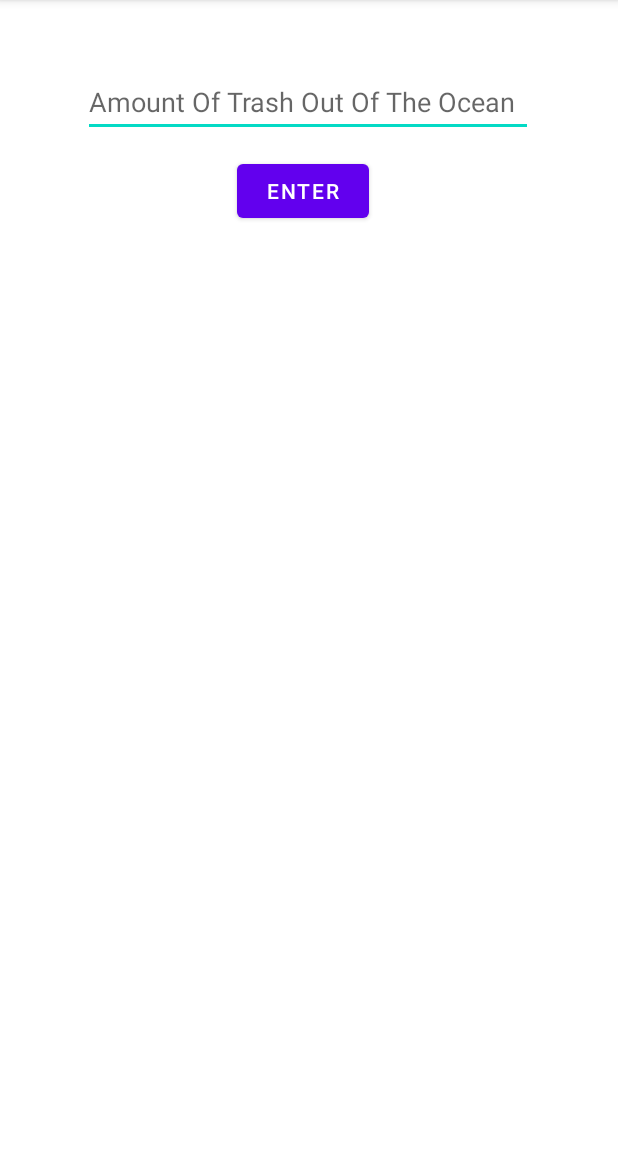
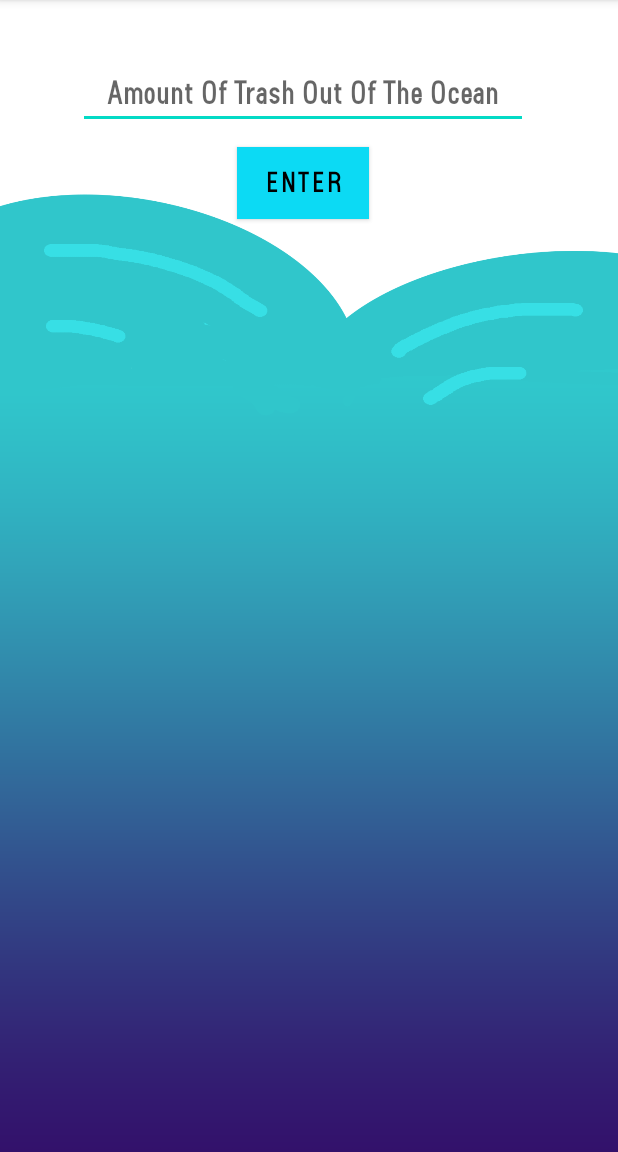
Before and after one commit to ehaque003/oceanenviromentimpact, an Android app: the impactpage screen opened directly, with no data from a screen before it, on a phone screen of 412 x 824 dp, the part 84-1236 px from its top. Run offline under Robolectric (Android 15) with nearby library versions, the phone set to English and light mode, and no system bars.

Commit message:
ui changes to impact change

```diff
--- a/app/src/main/res/layout/activity_impactpage.xml
+++ b/app/src/main/res/layout/activity_impactpage.xml
@@ -6,17 +6,33 @@
     android:layout_height="match_parent"
     tools:context=".impactpage">
 
+    <ImageView
+        android:id="@+id/imageView3"
+        android:layout_width="406dp"
+        android:layout_height="730dp"
+        android:scaleX="1.18"
+        app:layout_constraintBottom_toBottomOf="parent"
+        app:layout_constraintEnd_toEndOf="parent"
+        app:layout_constraintHorizontal_bias="0.4"
+        app:layout_constraintStart_toStartOf="parent"
+        app:layout_constraintTop_toTopOf="parent"
+        app:layout_constraintVertical_bias="1.0"
+        app:srcCompat="@drawable/background" />
+
     <EditText
         android:id="@+id/poundsoftrashoutoftheocean"
         android:layout_width="300dp"
         android:layout_height="46dp"
-        android:layout_marginStart="55dp"
-        android:layout_marginLeft="55dp"
-        android:layout_marginTop="45dp"
+        android:layout_marginStart="52dp"
+        android:layout_marginLeft="52dp"
+        android:layout_marginTop="40dp"
         android:ems="10"
+        android:fontFamily="@font/sanlususbold"
         android:foregroundGravity="center_vertical"
+        android:gravity="center"
         android:hint="Amount Of Trash Out Of The Ocean"
         android:inputType="textPersonName"
+        android:textSize="23sp"
         android:visibility="visible"
         app:layout_constraintStart_toStartOf="parent"
         app:layout_constraintTop_toTopOf="parent" />
@@ -28,7 +44,9 @@
         android:layout_marginStart="16dp"
         android:layout_marginLeft="16dp"
         android:layout_marginTop="93dp"
+        android:fontFamily="@font/sanlususbold"
         android:text="How much marine wildlife have you saved:"
+        android:textSize="20sp"
         android:visibility="invisible"
         app:layout_constraintStart_toStartOf="parent"
         app:layout_constraintTop_toBottomOf="@+id/enter" />
@@ -40,8 +58,13 @@
         android:layout_marginStart="158dp"
         android:layout_marginLeft="158dp"
         android:layout_marginTop="12dp"
+        android:background="#0CDAF4"
+        android:fontFamily="@font/sanlususbold"
         android:text="Enter"
+        android:textColor="#000000"
+        android:textSize="20sp"
         android:visibility="visible"
+        app:backgroundTint="#0CDAF4"
         app:layout_constraintStart_toStartOf="parent"
         app:layout_constraintTop_toBottomOf="@+id/poundsoftrashoutoftheocean" />
 
@@ -52,7 +75,9 @@
         android:layout_marginStart="42dp"
         android:layout_marginLeft="42dp"
         android:layout_marginTop="153dp"
+        android:fontFamily="@font/sanlususbold"
         android:text="0"
+        android:textSize="20sp"
         android:visibility="invisible"
         app:layout_constraintStart_toEndOf="@+id/textView3"
         app:layout_constraintTop_toBottomOf="@+id/poundsoftrashoutoftheocean" />
@@ -64,7 +89,9 @@
         android:layout_marginStart="42dp"
         android:layout_marginLeft="42dp"
         android:layout_marginTop="35dp"
+        android:fontFamily="@font/sanlususbold"
         android:text="0"
+        android:textSize="20sp"
         android:visibility="invisible"
         app:layout_constraintStart_toEndOf="@+id/textView5"
         app:layout_constraintTop_toBottomOf="@+id/marinewildlifesavecount" />
@@ -76,7 +103,9 @@
         android:layout_marginStart="42dp"
         android:layout_marginLeft="42dp"
         android:layout_marginTop="29dp"
+        android:fontFamily="@font/sanlususbold"
         android:text="0"
+        android:textSize="20sp"
         android:visibility="invisible"
         app:layout_constraintStart_toEndOf="@+id/textView7"
         app:layout_constraintTop_toBottomOf="@+id/oceansavedsize" />
@@ -88,7 +117,9 @@
         android:layout_marginStart="55dp"
         android:layout_marginLeft="55dp"
         android:layout_marginTop="29dp"
+        android:fontFamily="@font/sanlususbold"
         android:text="How many humans have you saved: "
+        android:textSize="20sp"
         android:visibility="invisible"
         app:layout_constraintStart_toStartOf="parent"
         app:layout_constraintTop_toBottomOf="@+id/textView5" />
@@ -100,7 +131,9 @@
         android:layout_marginStart="30dp"
         android:layout_marginLeft="30dp"
         android:layout_marginTop="35dp"
+        android:fontFamily="@font/sanlususbold"
         android:text="How much of the ocean have you saved in feet:"
+        android:textSize="20sp"
         android:visibility="invisible"
         app:layout_constraintStart_toStartOf="parent"
         app:layout_constraintTop_toBottomOf="@+id/textView3" />
@@ -109,11 +142,14 @@
         android:id="@+id/gobacktohomepage"
         android:layout_width="wrap_content"
         android:layout_height="48dp"
-        android:layout_marginStart="98dp"
-        android:layout_marginLeft="98dp"
-        android:layout_marginBottom="125dp"
+        android:fontFamily="@font/sanlususbold"
         android:text="Go back to homepage"
+        android:textSize="20sp"
         android:visibility="invisible"
         app:layout_constraintBottom_toBottomOf="parent"
-        app:layout_constraintStart_toStartOf="parent" />
+        app:layout_constraintEnd_toEndOf="parent"
+        app:layout_constraintStart_toStartOf="parent"
+        app:layout_constraintTop_toTopOf="parent"
+        app:layout_constraintVertical_bias="0.878" />
+
 </androidx.constraintlayout.widget.ConstraintLayout>
```
Also changed, not shown: app/src/main/res/drawable/background.png (added).
